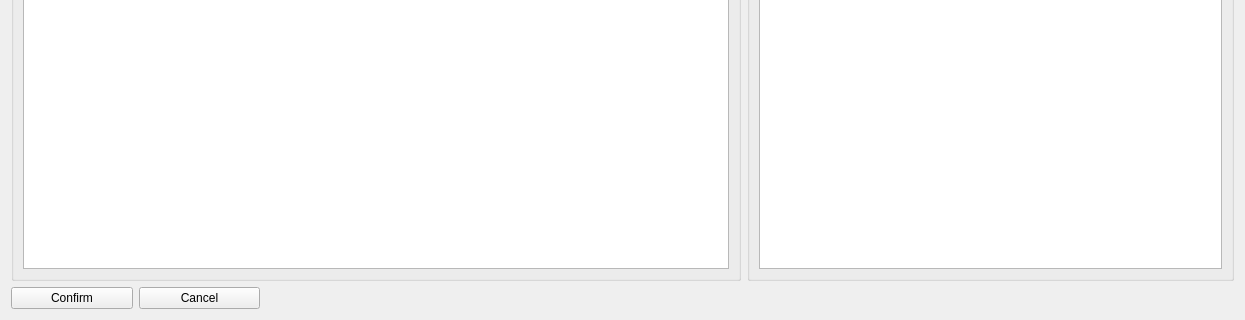
Qt form editor.ui (lord-of-nothing/dirg) before a commit; both pictures show x 0 to 1245 and y 250 to 570 of the 1245 by 570 pixel window.
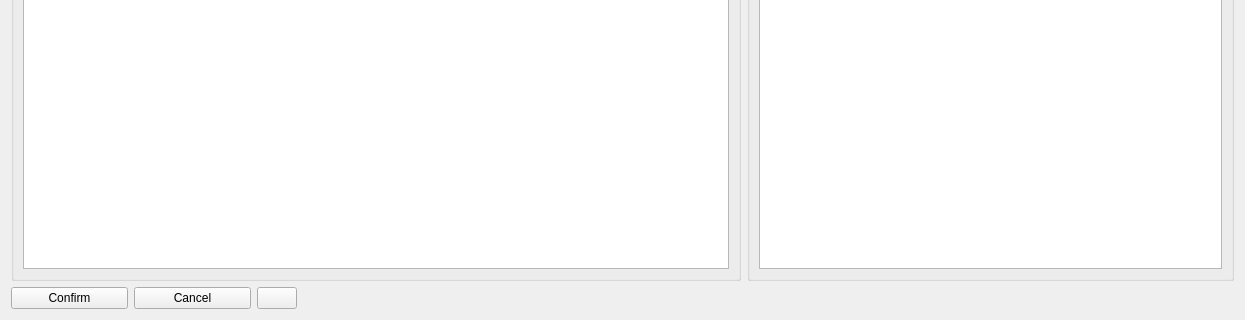
The same form after that commit.

Commit message: fix new polygon, placeholders & empty editor on tree click

```diff
--- a/editor.ui
+++ b/editor.ui
@@ -75,7 +75,7 @@
     </layout>
    </item>
    <item>
-    <layout class="QHBoxLayout" name="horizontalLayout" stretch="10,10,80">
+    <layout class="QHBoxLayout" name="horizontalLayout" stretch="10,10,0,80">
      <property name="sizeConstraint">
       <enum>QLayout::SizeConstraint::SetDefaultConstraint</enum>
      </property>
@@ -93,6 +93,13 @@
        </property>
       </widget>
      </item>
+     <item>
+      <widget class="QPushButton" name="loadBtn">
+       <property name="text">
+        <string/>
+       </property>
+      </widget>
+     </item>
      <item>
       <spacer name="horizontalSpacer">
        <property name="orientation">
```
The commit also changes 4 other files.
